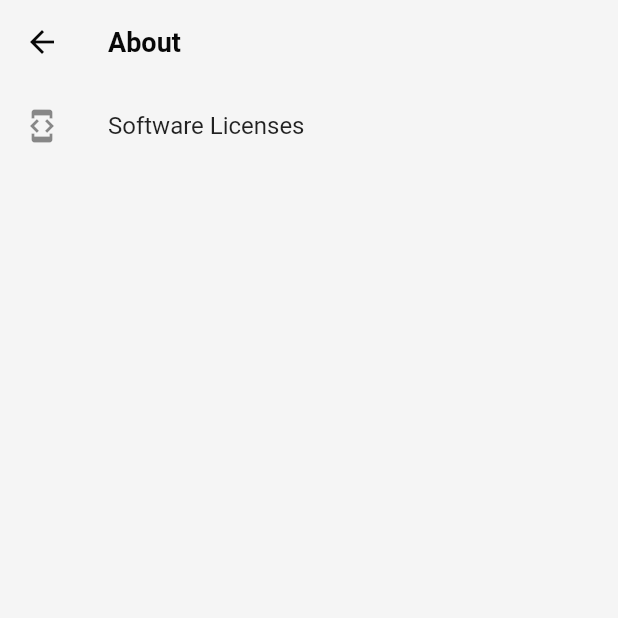
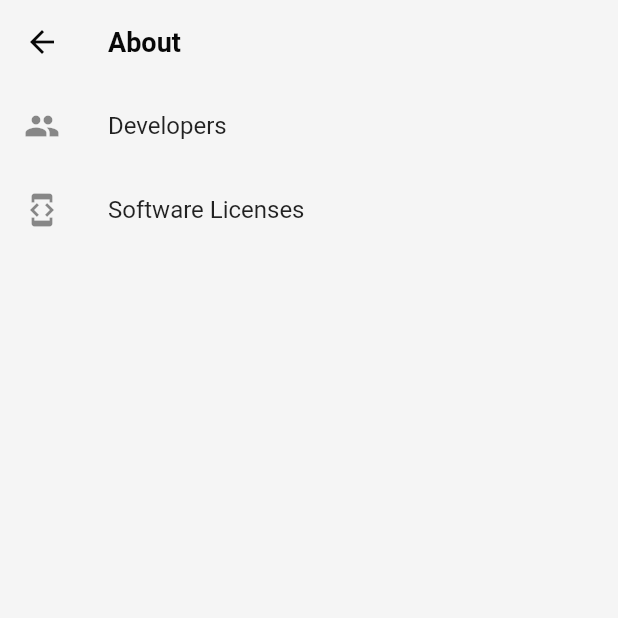
Before and after one commit to svikapp/svik, a Flutter app: the AboutView screen opened by its route, on a phone screen of 412 x 824 dp, the top half of it. Run offline on Flutter 3.47's test engine with Material 2 defaults, Android fonts, the phone set to English and light mode, and no system bars; our stand-ins replace bloc, dartz, dio, equatable, eva_icons_flutter, flutter_bloc and 3 more; accounts and stored records are empty.

Commit message:
added developer section

```diff
--- a/lib/app.dart
+++ b/lib/app.dart
@@ -31,7 +31,7 @@ class App extends StatelessWidget {
       child: BlocBuilder<ThemeCubit, ThemeMode>(
         builder: (context, themeMode) {
           return MaterialApp(
-            initialRoute: AppRoutes.home,
+            initialRoute: AppRoutes.settingsTheme,
             routes: AppRoutes.routes,
             theme: AppTheme.light,
             darkTheme: AppTheme.dark,
--- a/lib/presentation/pages/settings/views/about_view/about_view.dart
+++ b/lib/presentation/pages/settings/views/about_view/about_view.dart
@@ -1,3 +1,4 @@
+import 'package:eva_icons_flutter/eva_icons_flutter.dart';
 import 'package:flutter/material.dart';
 import 'package:flutter/src/widgets/container.dart';
 import 'package:flutter/src/widgets/framework.dart';
@@ -14,6 +15,11 @@ class AboutView extends StatelessWidget {
       body: Column(
         children: [
           ListTile(
+            leading: Icon(Icons.people_sharp),
+            title: Text("Developers"),
+            onTap: () {},
+          ),
+          ListTile(
             leading: Icon(Icons.developer_mode),
             title: Text("Software Licenses"),
             onTap: () => showLicensePage(context: context),
```
Also changed, not shown: pubspec.lock.
